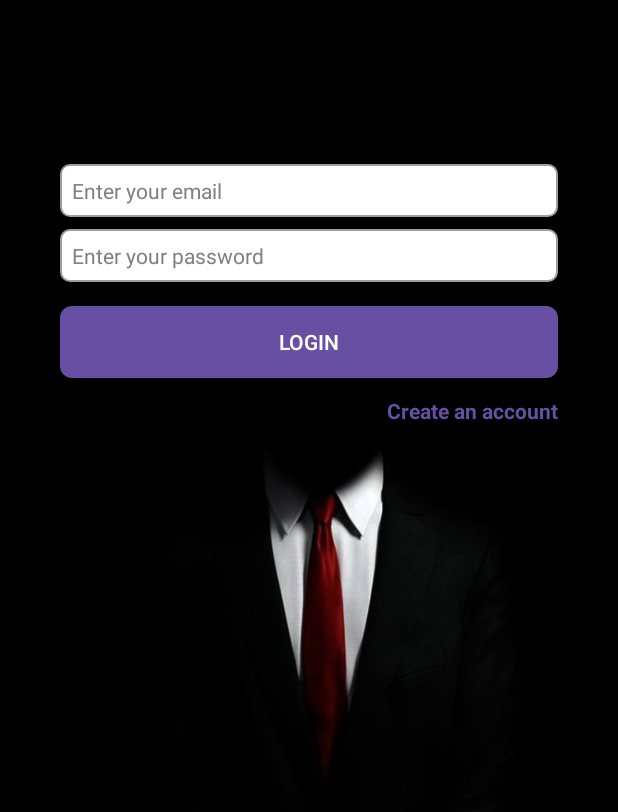
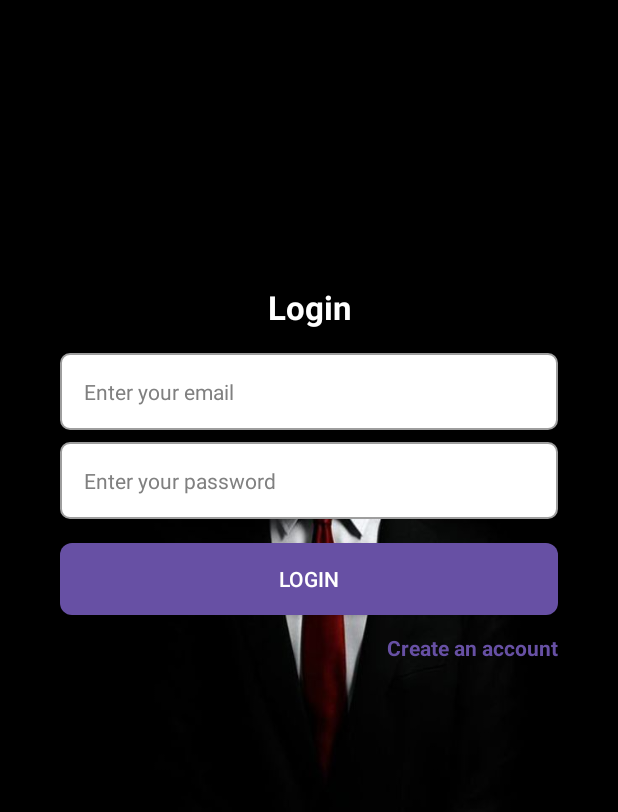
Before and after one commit to pbhaninaa/android-mech-mobile-app, an Android app: the screen it shows after launch (MainActivity), on a phone screen of 412 x 824 dp. Shown: the top 812 px of the screen. Run offline under Robolectric (Android 15) with nearby library versions, the phone set to English and light mode, and no system bars; our stand-ins replace Timber.

Commit message:
first commit

```diff
--- a/app/src/main/AndroidManifest.xml
+++ b/app/src/main/AndroidManifest.xml
@@ -1,8 +1,10 @@
 <?xml version="1.0" encoding="utf-8"?>
 <manifest xmlns:android="http://schemas.android.com/apk/res/android"
+    xmlns:tools="http://schemas.android.com/tools"
     package="com.example.android_mech_app">
 
-    <uses-permission android:name="android.permission.ACCESS_FINE_LOCATION" />
+    <uses-permission android:name="android.permission.ACCESS_FINE_LOCATION"
+        tools:ignore="CoarseFineLocation" />
     <application
         android:allowBackup="true"
         android:icon="@mipmap/ic_launcher"
--- a/app/src/main/res/layout/activity_main.xml
+++ b/app/src/main/res/layout/activity_main.xml
@@ -24,7 +24,8 @@
             style="@style/TitleText"
             android:layout_width="wrap_content"
             android:layout_height="wrap_content"
-            android:layout_marginTop="@dimen/spacing_large"
+            android:layout_marginTop="@dimen/dp_150"
+android:textColor="@color/white"
             android:text="@string/btn_login"
             app:layout_constraintEnd_toEndOf="parent"
             app:layout_constraintStart_toStartOf="parent"
@@ -88,7 +89,7 @@
         android:id="@+id/layout_create_user"
         android:layout_width="match_parent"
         android:layout_height="match_parent"
-        android:padding="@dimen/spacing_large"
+        android:padding="@dimen/dp_50"
         android:visibility="gone"
         app:layout_constraintBottom_toBottomOf="parent"
         app:layout_constraintEnd_toEndOf="parent"
@@ -101,6 +102,7 @@
             android:layout_width="wrap_content"
             android:layout_height="wrap_content"
             android:layout_marginTop="@dimen/spacing_large"
+            android:textColor="@color/white"
             android:text="@string/create_user_title"
             app:layout_constraintEnd_toEndOf="parent"
             app:layout_constraintStart_toStartOf="parent"
@@ -188,6 +190,7 @@
             android:layout_width="wrap_content"
             android:layout_height="wrap_content"
             android:layout_marginTop="@dimen/spacing_large"
+            android:textColor="@color/white"
             android:text="@string/create_profile"
             app:layout_constraintEnd_toEndOf="parent"
             app:layout_constraintStart_toStartOf="parent"
--- a/app/src/main/res/values/style.xml
+++ b/app/src/main/res/values/style.xml
@@ -52,7 +52,7 @@
 
     <style name="InputField" parent="Widget.AppCompat.EditText">
         <item name="android:background">@drawable/bg_input</item>
-        <item name="android:padding">@dimen/spacing_small</item>
+        <item name="android:padding">@dimen/spacing_medium</item>
         <item name="android:textColor">@color/black</item>
         <item name="android:textColorHint">@color/gray</item>
         <item name="android:textSize">@dimen/text_medium</item>
```
Also changed, not shown: app/src/main/java/com/example/android_mech_app/Activities/ClientActivity.java (+41 -3 lines).
